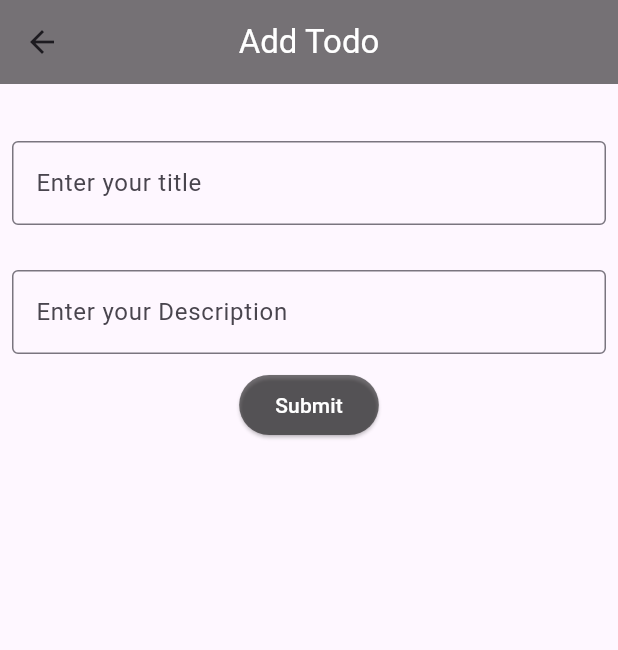
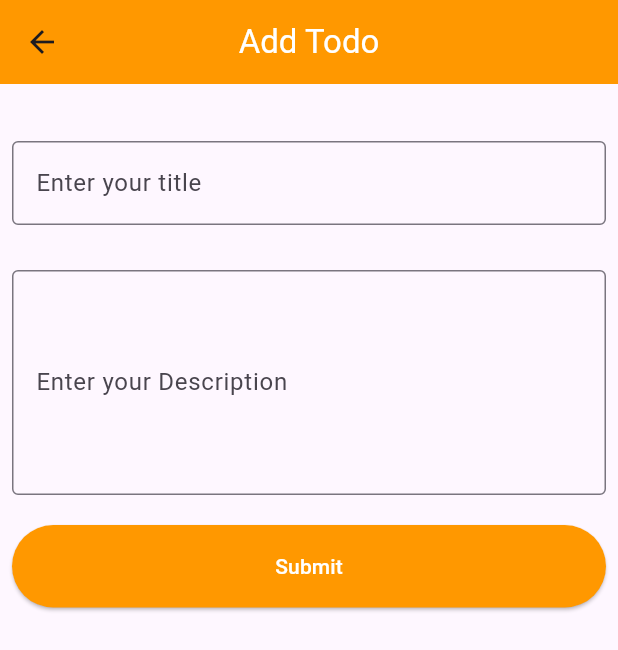
Before and after one commit to Yakshu17/TODO-App, a Flutter app: the screen it shows after launch, after a tap on "Add Task", on a phone screen of 412 x 824 dp. Shown: the top 650 px of the screen. Run offline on Flutter 3.47's test engine with Material 3 defaults, Android fonts, the phone set to English and light mode, and no system bars; network calls fail.

Commit message:
TODO LISt APP is completed (Using RESTAPI CRUD'')

```diff
--- a/lib/Screens/AddTaskScreen.dart
+++ b/lib/Screens/AddTaskScreen.dart
@@ -1,5 +1,5 @@
 import 'dart:convert';
-import'package:flutter/material.dart';
+import 'package:flutter/material.dart';
 import 'package:http/http.dart' as http;
 import 'package:todoapp/Screens/HomeScreen.dart';
 
@@ -11,27 +11,33 @@ class AddTaskScreen extends StatefulWidget {
 }
 
 class _AddTaskScreenState extends State<AddTaskScreen> {
-  TextEditingController titlecontroller =TextEditingController();
-  TextEditingController descriptioncontroller =TextEditingController();
+  TextEditingController titlecontroller = TextEditingController();
+  TextEditingController descriptioncontroller = TextEditingController();
   @override
   Widget build(BuildContext context) {
     return GestureDetector(
-      onTap: (){
-        FocusScopeNode currentFocus=FocusScope.of(context);
-        if(!currentFocus.hasPrimaryFocus){
+      onTap: () {
+        FocusScopeNode currentFocus = FocusScope.of(context);
+        if (!currentFocus.hasPrimaryFocus) {
           currentFocus.unfocus();
         }
       },
-      child: Scaffold(appBar: AppBar(
+      child: Scaffold(
+          appBar: AppBar(
             centerTitle: true,
-        title: const Text('Add Todo',style: TextStyle(color: Colors.white),),
-        backgroundColor: Colors.black54,
+            title: const Text(
+              'Add Todo',
+              style: TextStyle(color: Colors.white),
+            ),
+            backgroundColor: Colors.orange,
           ),
           body: Padding(
             padding: const EdgeInsets.all(8.0),
             child: Column(
               children: [
-              const SizedBox(height: 30,),
+                const SizedBox(
+                  height: 30,
+                ),
                 TextFormField(
                   controller: titlecontroller,
                   decoration: const InputDecoration(
@@ -39,73 +45,84 @@ class _AddTaskScreenState extends State<AddTaskScreen> {
                     border: OutlineInputBorder(),
                   ),
                 ),
-              const SizedBox(height: 30,),
-              TextFormField(
+                const SizedBox(
+                  height: 30,
+                ),
+                SizedBox(
+                  height: 150,
+                  child: TextFormField(
+                    expands: true,
+                    maxLines: null,
+                    minLines: null,
                     controller: descriptioncontroller,
                     decoration: const InputDecoration(
                       hintText: 'Enter your Description',
                       border: OutlineInputBorder(),
                     ),
                   ),
-              const SizedBox(height: 10,),
-              ElevatedButton(style: ElevatedButton.styleFrom(
-                backgroundColor: Colors.black54,
+                ),
+                const SizedBox(
+                  height: 20,
+                ),
+                SizedBox(
+                  height: 55,
+                  width: 400,
+                  child: ElevatedButton(
+                      style: ElevatedButton.styleFrom(
+                        backgroundColor: Colors.orange,
                       ),
                       onPressed: submitdata,
-                  child:const Text('Submit',
+                      child: const Text(
+                        'Submit',
                         style: TextStyle(color: Colors.white),
-                  ))
+                      )),
+                )
               ],
             ),
-        )
-      ),
+          )),
     );
   }
 
+// This Function is used to submit the user data to the API on Server.
   Future<void> submitdata() async {
-    //get the data from form in app
-    final title=titlecontroller.text;
-    final description =descriptioncontroller.text;
-    final body={
+    // 1.)Get the data from form in app
+    final title = titlecontroller.text;
+    final description = descriptioncontroller.text;
+    final body = {
       "title": title,
       "description": description,
       "is_completed": false
     };
-
-    //submit Data to the server
-    final url ="https://api.nstack.in/v1/todos";
+    // 2.)submit Data to the server
+    const url = "https://api.nstack.in/v1/todos";
     final uri = Uri.parse(url);
     final response = await http.post(uri,
-        body: jsonEncode(body),
-        headers: {'Content-Type': 'application/json'}
-    );
+        body: jsonEncode(body), headers: {'Content-Type': 'application/json'});
 
-    //show success or fail message based on the status
-if(response.statusCode == 201) {
+    // 3.)how success or fail message based on the status.
+    if (response.statusCode == 201) {
       final snackBar = SnackBar(
         content: const Text('Creation Successful'),
-    backgroundColor: (Colors.black12),
+        backgroundColor: (Colors.orange),
         action: SnackBarAction(
           label: 'dismiss',
-      onPressed: () {
-      },
+          onPressed: () {},
         ),
       );
       ScaffoldMessenger.of(context).showSnackBar(snackBar);
-  Navigator.of(context).pushReplacement(MaterialPageRoute(builder: (context) => HomeScreen(),));
-}
-else{
+      Navigator.of(context).pushReplacement(MaterialPageRoute(
+        builder: (context) => HomeScreen(),
+      ));
+    } else {
       final errorsnackBar = SnackBar(
         content: const Text('Creation Failed'),
         backgroundColor: (Colors.redAccent),
         action: SnackBarAction(
           label: 'dismiss',
-      onPressed: () {
-      },
+          onPressed: () {},
         ),
       );
       ScaffoldMessenger.of(context).showSnackBar(errorsnackBar);
-    print(response.body);
     }
     titlecontroller.clear();
     descriptioncontroller.clear();
--- a/lib/Screens/HomeScreen.dart
+++ b/lib/Screens/HomeScreen.dart
@@ -9,8 +9,9 @@ class HomeScreen extends StatefulWidget {
   State<HomeScreen> createState() => _HomeScreenState();
 }
 class _HomeScreenState extends State<HomeScreen> {
+  bool isloading =true;
+  List items = [];
   @override
-  List items =[];
   void initState() {
     super.initState();
     fetchTodo();
@@ -18,77 +19,91 @@ class _HomeScreenState extends State<HomeScreen> {
   @override
   Widget build(BuildContext context) {
     return Scaffold(
+      backgroundColor: Colors.white,
       appBar: AppBar(
-        title: const Text('Todo List',style: TextStyle(color: Colors.white),),
+        title: const Text(
+          'Todo List',
+          style: TextStyle(color: Colors.white),
+        ),
         centerTitle: true,
-        elevation: 40,
-        backgroundColor: Colors.black54,
+        elevation: 15,
+        backgroundColor: Colors.orange,
       ),
-      body: RefreshIndicator(
+      body: Visibility(
+        visible: isloading,
+    replacement: RefreshIndicator(color: Colors.orange,
           onRefresh: fetchTodo,
           child: ListView.builder(
             itemCount: items.length,
-            itemBuilder: (context,index){
-            final item=items[index];
-            final id =item['_id'] as String;
+            itemBuilder: (context, index) {
+              final item = items[index];
+              final id = item['_id'] as String;
               return ListTile(
-              trailing: PopupMenuButton(onSelected: (value){
-                if(value =='edit'){
-                  //open edit page
-                  navigatetoeditpage(item);
-                }
-                else if(value == 'delete'){
+                trailing: PopupMenuButton(
+                  onSelected: (value) {
+                    if (value == 'delete') {
                       //delete and remove the item
                       deleteById(id);
                     }
                   },
-                itemBuilder:(context) {
+                  itemBuilder: (context) {
                     return [
-                  PopupMenuItem(child: Text('Edit'),value: 'edit',),
-                  PopupMenuItem(child: Text('Delete'),value: 'delete',),
-
+                      const PopupMenuItem(
+                        value: 'delete',
+                        child: Text('Delete'),
+                      ),
                     ];
-              },),
-        leading: CircleAvatar(child: Text('${index+1}')),
-              title: Text(item['title']),
-        subtitle: Text(item['description']),
+                  },
+                ),
+                leading: CircleAvatar(
+                    backgroundColor: Colors.orange.shade100,
+                    child: Text('${index + 1}')),
+                title: Text(
+                  item['title'],
+                  style: const TextStyle(color: Colors.blueAccent),
+                ),
+                subtitle: Text(
+                  item['description'],
+                  style: const TextStyle(color: Colors.blueAccent),
+                ),
               );
-
             },
           ),
         ),
-      floatingActionButton: FloatingActionButton.extended(backgroundColor: Colors.black54,
-        onPressed: (){
-          Navigator.of(context).push(MaterialPageRoute(builder: (context) => const AddTaskScreen(),));
+        child: const Center(child: CircularProgressIndicator(color: Colors.orange,),),
+      ),
+      floatingActionButton: FloatingActionButton.extended(
+        backgroundColor: Colors.orange,
+        onPressed: () {
+          Navigator.of(context).push(MaterialPageRoute(
+            builder: (context) => const AddTaskScreen(),
+          ));
         },
-        label: const Text('Add Task',style: TextStyle(color: Colors.white),),
+        label: const Text(
+          'Add Task',
+          style: TextStyle(color: Colors.white),
+        ),
       ),
     );
   }
-
+  // This Function is used to delete the task with the help of ID in random APIs.
   Future<void> deleteById(String id) async {
-    final url ='https://api.nstack.in/v1/todos/$id';
+    final url = 'https://api.nstack.in/v1/todos/$id';
     final uri = Uri.parse(url);
-    final response =await http.delete(uri);
-    if(response.statusCode ==200){
+    final response = await http.delete(uri);
+    if (response.statusCode == 200) {
       //remove item from the list
       final filtered = items.where((element) => element['_id'] != id).toList();
       setState(() {
-        items=filtered;
+        items = filtered;
       });
-    }
-    else{
+    } else {
       //show error
     }
   }
-
-  void navigatetoeditpage(Map item){
-    final route= MaterialPageRoute(builder: (context) => AddTaskScreen(),);
-    Navigator.push(context, route);
-  }
-
+//This Function is used to fetch the data from random APIs (JSON Data).
   Future<void> fetchTodo() async {
-    final url = 'https://api.nstack.in/v1/todos?page=1&limit=10';
+    const url = 'https://api.nstack.in/v1/todos?page=1&limit=10';
     final uri = Uri.parse(url);
     final response = await http.get(uri);
     if (response.statusCode == 200) {
@@ -97,9 +112,11 @@ class _HomeScreenState extends State<HomeScreen> {
       setState(() {
         items = result;
       });
+    } else {
+      //show error
     }
-    else {
-
+    setState(() {
+      isloading=false;
+    });
   }
 }
-}
--- /dev/null
+++ b/lib/Screens/SplashScreen.dart
@@ -0,0 +1,30 @@
+import 'dart:async';
+import 'package:flutter/material.dart';
+import 'package:todoapp/Screens/HomeScreen.dart';
+
+class Splashscreen extends StatefulWidget {
+  const Splashscreen({super.key});
+
+  @override
+  State<Splashscreen> createState() => _SplashscreenState();
+}
+
+class _SplashscreenState extends State<Splashscreen> {
+  @override
+  void initState() {
+    super.initState();
+    Timer(const Duration(seconds: 3), () {
+      Navigator.pushReplacement(
+          context,
+          MaterialPageRoute(
+            builder: (context) =>const HomeScreen(),
+          ));
+    });
+  }
+  Widget build(BuildContext context) {
+    return Scaffold(
+      body: Center(
+          child: Image.asset("assets/images/to-do-list.png", fit: BoxFit.cover,height: 250,width: 250,)),
+    );
+  }
+}
--- a/lib/main.dart
+++ b/lib/main.dart
@@ -1,9 +1,10 @@
 import 'package:flutter/material.dart';
-import 'package:todoapp/Screens/HomeScreen.dart';
+import 'package:todoapp/Screens/SplashScreen.dart';
 
 void main() {
   runApp(const MyApp());
 }
+
 class MyApp extends StatelessWidget {
   const MyApp({super.key});
 
@@ -16,7 +17,7 @@ class MyApp extends StatelessWidget {
         colorScheme: ColorScheme.fromSeed(seedColor: Colors.deepPurple),
         useMaterial3: true,
       ),
-      home: const HomeScreen(),
+      home: const Splashscreen(),
     );
   }
 }
--- a/pubspec.yaml
+++ b/pubspec.yaml
@@ -60,8 +60,8 @@ flutter:
   uses-material-design: true
 
   # To add assets to your application, add an assets section, like this:
-  # assets:
-  #   - images/a_dot_burr.jpeg
+  assets:
+    - assets/images/
   #   - images/a_dot_ham.jpeg
 
   # An image asset can refer to one or more resolution-specific "variants", see
```
Also changed, not shown: assets/images/to-do-list.png (added), 6 other files. Lines whose indentation alone changed are shown as unchanged.
